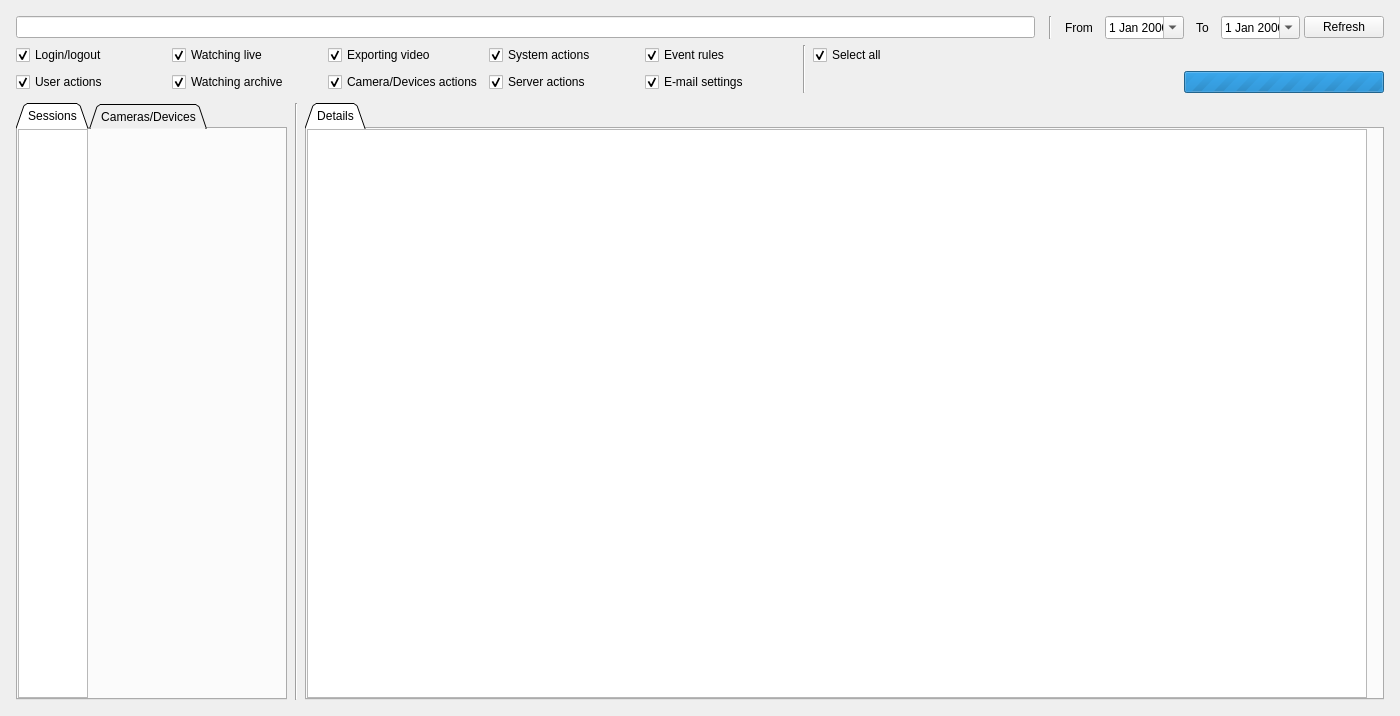
Old version of the form client/libclient/src/ui/dialogs/audit_log_dialog.ui in the repository networkoptix/nx_open.
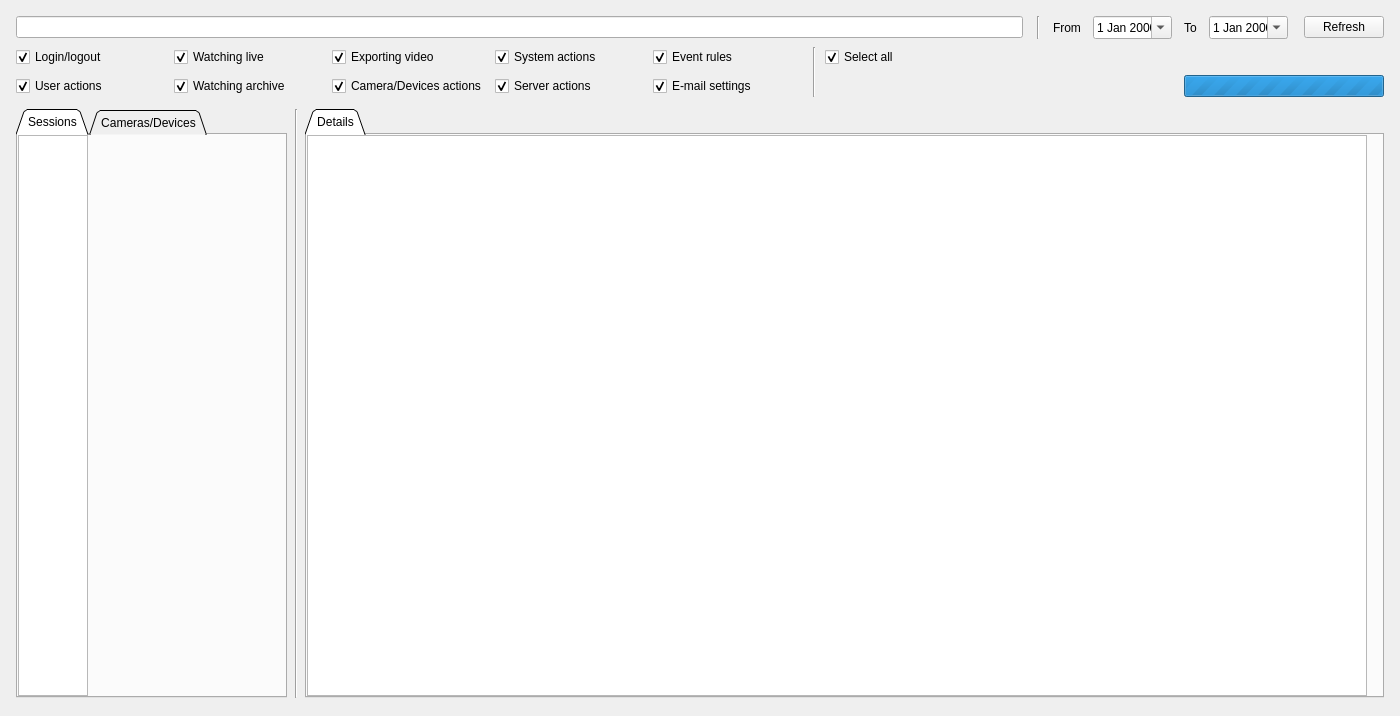
New version of the form. Custom widgets are drawn as their Qt base class.

Commit message:
Audit trail layout fix.
<==== Mercurial data ====>
Branch: dev_3.0.0_gui

```diff
--- a/client/libclient/src/ui/dialogs/audit_log_dialog.ui
+++ b/client/libclient/src/ui/dialogs/audit_log_dialog.ui
@@ -20,6 +20,9 @@
    <string>Audit Trail</string>
   </property>
   <layout class="QVBoxLayout" name="verticalLayout_4">
+   <property name="spacing">
+    <number>8</number>
+   </property>
    <property name="leftMargin">
     <number>16</number>
    </property>
@@ -35,7 +38,7 @@
    <item>
     <layout class="QGridLayout" name="mainGridLayout">
      <property name="horizontalSpacing">
-      <number>4</number>
+      <number>16</number>
      </property>
      <item row="0" column="0">
       <layout class="QGridLayout" name="filterLayout">
@@ -130,6 +133,9 @@
    </item>
    <item>
     <layout class="QGridLayout" name="checkboxesLayout">
+     <property name="spacing">
+      <number>8</number>
+     </property>
      <item row="1" column="0">
       <widget class="QCheckBox" name="checkBoxUsers">
        <property name="sizePolicy">
```
